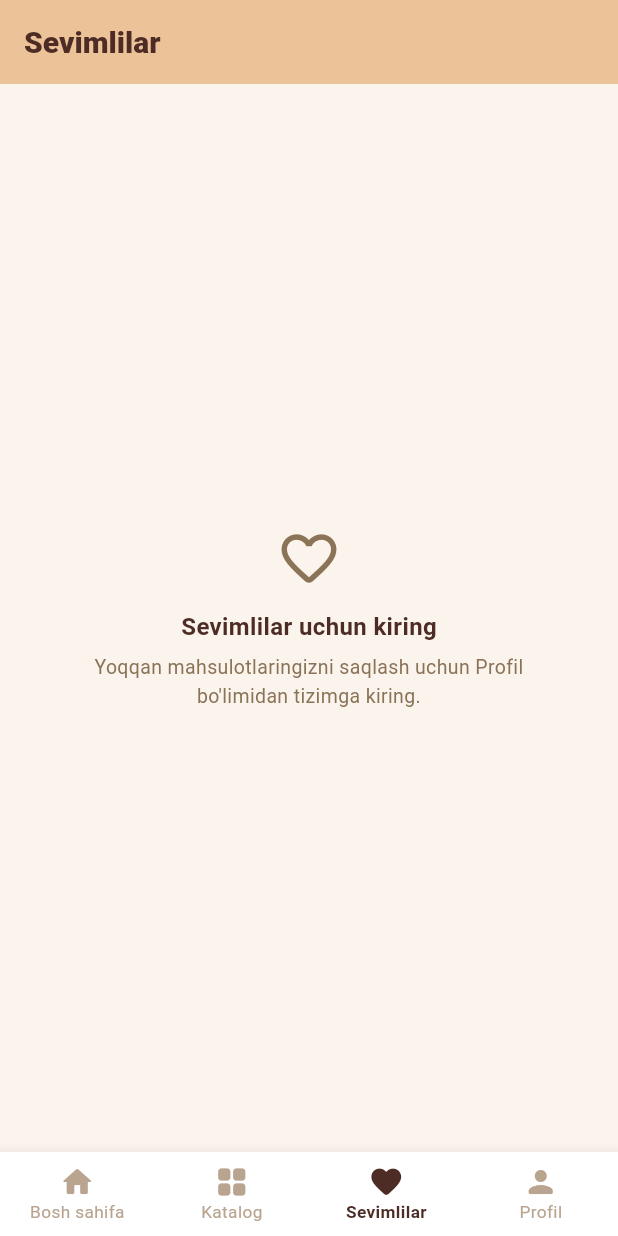
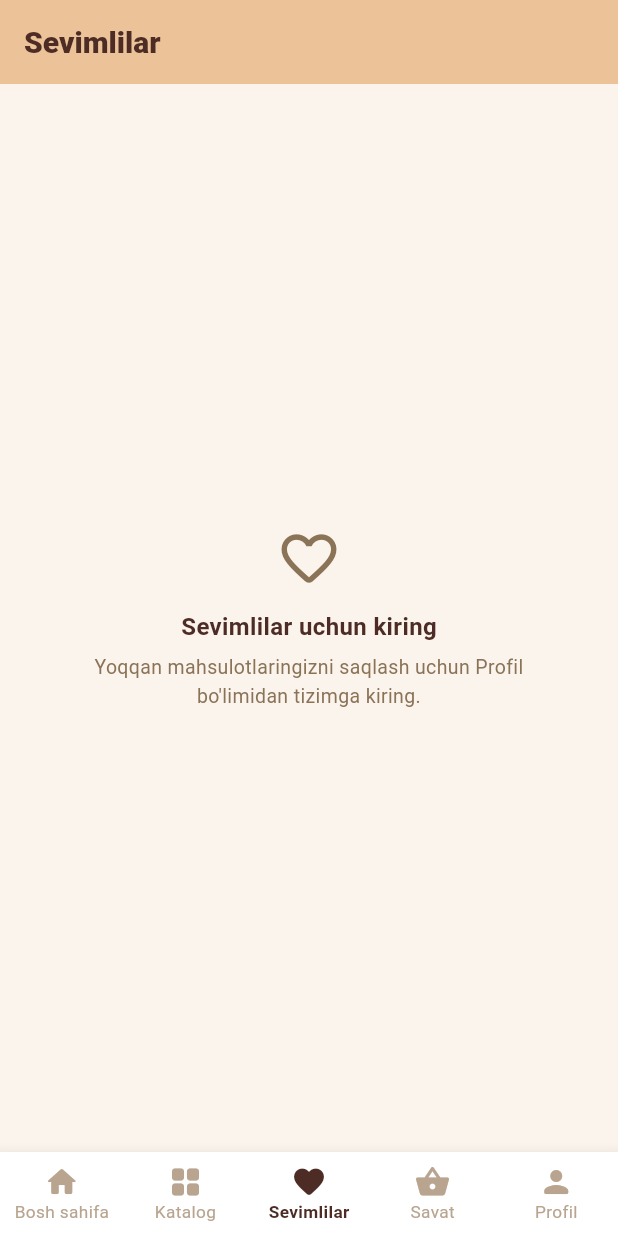
Before and after one commit to abdurasulx/MebelMiniapp, a Flutter app: the screen it shows after launch, item 3 of the bottom bar chosen, on a phone screen of 412 x 824 dp. Run offline on Flutter 3.47's test engine with Material 3 defaults, Android fonts, the phone set to English and light mode, and no system bars; our stand-ins replace geolocator, share_plus, shared_preferences; missing offline and left inert: model_viewer_plus; accounts and stored records are empty; network calls fail.

Commit message:
Add real cart/checkout flow and fix hidden like button on Android
The heart button was only rendered for authenticated users, so guests
browsing the public catalog couldn't find it at all — it now always
shows and routes to login on tap for guests.

Also adds a full cart: CartStore persists items locally (mirrors web
cart.js), a new "Savat" tab with a badge count, and checkout groups
items by company into separate real /orders/ requests (one order can
only belong to one company, matching backend and web behavior). This
supersedes the earlier "Android customers don't place orders" scope
decision per explicit request.

Co-Authored-By: Claude Sonnet 5 <noreply@anthropic.com>

```diff
--- /dev/null
+++ b/flutter_app/lib/cart_store.dart
@@ -0,0 +1,161 @@
+import 'dart:convert';
+import 'package:flutter/foundation.dart';
+import 'package:shared_preferences/shared_preferences.dart';
+import 'models.dart';
+
+/// Bitta savat elementi — checkout paytida backend `OrderCreateSerializer`ga
+/// mos formatda yuboriladi (web `cart.js` bilan bir xil naqsh: qurilmada
+/// saqlanadi, buyurtma berilgandagina serverga yuboriladi).
+class CartItem {
+  final String productId;
+  final String productName;
+  final String? imageUrl;
+  final String companyId;
+  final String companyName;
+  final String variantId;
+  final String variantName;
+  final double width;
+  final double height;
+  final double depth;
+  final double unitM3Price;
+  int qty;
+
+  CartItem({
+    required this.productId,
+    required this.productName,
+    this.imageUrl,
+    required this.companyId,
+    required this.companyName,
+    required this.variantId,
+    required this.variantName,
+    required this.width,
+    required this.height,
+    required this.depth,
+    required this.unitM3Price,
+    this.qty = 1,
+  });
+
+  double get subtotal => unitM3Price * width * height * depth * qty;
+
+  Map<String, dynamic> toJson() => {
+    'product_id': productId,
+    'product_name': productName,
+    'image_url': imageUrl,
+    'company_id': companyId,
+    'company_name': companyName,
+    'variant_id': variantId,
+    'variant_name': variantName,
+    'width': width,
+    'height': height,
+    'depth': depth,
+    'unit_m3_price': unitM3Price,
+    'qty': qty,
+  };
+
+  factory CartItem.fromJson(Map<String, dynamic> j) => CartItem(
+    productId: j['product_id'],
+    productName: j['product_name'],
+    imageUrl: j['image_url'],
+    companyId: j['company_id'],
+    companyName: j['company_name'],
+    variantId: j['variant_id'],
+    variantName: j['variant_name'],
+    width: (j['width'] as num).toDouble(),
+    height: (j['height'] as num).toDouble(),
+    depth: (j['depth'] as num).toDouble(),
+    unitM3Price: (j['unit_m3_price'] as num).toDouble(),
+    qty: j['qty'] ?? 1,
+  );
+}
+
+/// Savat — qurilmada saqlanadi (`shared_preferences`), buyurtma
+/// berilgandagina backend `Order` yaratiladi (`/orders/` — bitta buyurtmada
+/// faqat bitta kompaniya bo'lishi shart, shuning uchun checkout'da
+/// kompaniya bo'yicha guruhlab, har biriga alohida so'rov yuboriladi).
+class CartStore extends ChangeNotifier {
+  static const _prefKey = 'fp.cart';
+
+  List<CartItem> _items = [];
+  List<CartItem> get items => List.unmodifiable(_items);
+
+  int get count => _items.fold(0, (s, i) => s + i.qty);
+  double get total => _items.fold(0, (s, i) => s + i.subtotal);
+
+  Future<void> load() async {
+    final prefs = await SharedPreferences.getInstance();
+    final raw = prefs.getString(_prefKey);
+    if (raw == null) return;
+    try {
+      final list = jsonDecode(raw) as List;
+      _items = list
+          .map((e) => CartItem.fromJson(e as Map<String, dynamic>))
+          .toList();
+      notifyListeners();
+    } catch (_) {
+      // buzilgan mahalliy ma'lumot — e'tiborsiz qoldiriladi
+    }
+  }
+
+  Future<void> _persist() async {
+    final prefs = await SharedPreferences.getInstance();
+    await prefs.setString(
+      _prefKey,
+      jsonEncode(_items.map((i) => i.toJson()).toList()),
+    );
+  }
+
+  void addProduct(Product product, Variant variant, {int qty = 1}) {
+    final existing = _items.where(
+      (i) => i.productId == product.id && i.variantId == variant.id,
+    );
+    if (existing.isNotEmpty) {
+      existing.first.qty += qty;
+    } else {
+      _items.add(
+        CartItem(
+          productId: product.id,
+          productName: product.nameUz,
+          imageUrl: product.imageUrl,
+          companyId: product.company,
+          companyName: product.companyName,
+          variantId: variant.id,
+          variantName: variant.name,
+          width: variant.widthValue,
+          height: variant.heightValue,
+          depth: variant.depthValue,
+          unitM3Price: variant.basePriceValue,
+        ),
+      );
+    }
+    notifyListeners();
+    _persist();
+  }
+
+  void setQty(int index, int qty) {
+    _items[index].qty = qty < 1 ? 1 : qty;
+    notifyListeners();
+    _persist();
+  }
+
+  void removeAt(int index) {
+    _items.removeAt(index);
+    notifyListeners();
+    _persist();
+  }
+
+  void clear() {
+    _items = [];
+    notifyListeners();
+    _persist();
+  }
+
+  /// companyId bo'yicha guruhlangan elementlar — checkout paytida har biri
+  /// alohida `/orders/` so'roviga aylanadi.
+  Map<String, List<CartItem>> get byCompany {
+    final map = <String, List<CartItem>>{};
+    for (final i in _items) {
+      (map[i.companyId] ??= []).add(i);
+    }
+    return map;
+  }
+}
--- a/flutter_app/lib/main.dart
+++ b/flutter_app/lib/main.dart
@@ -1,6 +1,7 @@
 import 'package:flutter/material.dart';
 import 'package:provider/provider.dart';
 import 'auth_store.dart';
+import 'cart_store.dart';
 import 'likes_store.dart';
 import 'location_store.dart';
 import 'screens/root_screen.dart';
@@ -20,6 +21,7 @@ class _FurniturePlatformAppState extends State<FurniturePlatformApp> {
   final _auth = AuthStore();
   final _likes = LikesStore();
   final _location = LocationStore();
+  final _cart = CartStore();
   bool _ready = false;
 
   @override
@@ -30,6 +32,7 @@ class _FurniturePlatformAppState extends State<FurniturePlatformApp> {
       if (!_auth.isAuthenticated) _likes.clear();
     });
     _location.init();
+    _cart.load();
   }
 
   @override
@@ -39,6 +42,7 @@ class _FurniturePlatformAppState extends State<FurniturePlatformApp> {
         ChangeNotifierProvider.value(value: _auth),
         ChangeNotifierProvider.value(value: _likes),
         ChangeNotifierProvider.value(value: _location),
+        ChangeNotifierProvider.value(value: _cart),
       ],
       child: MaterialApp(
         title: 'Furniture Platform',
--- a/flutter_app/lib/models.dart
+++ b/flutter_app/lib/models.dart
@@ -57,6 +57,9 @@ class Variant {
   final String id;
   final String name;
   final String basePrice;
+  final String width;
+  final String height;
+  final String depth;
   final String? colorHex;
   final String? textureUrl;
 
@@ -64,16 +67,25 @@ class Variant {
     required this.id,
     required this.name,
     required this.basePrice,
+    this.width = '1',
+    this.height = '1',
+    this.depth = '1',
     this.colorHex,
     this.textureUrl,
   });
 
   double get basePriceValue => double.tryParse(basePrice) ?? 0;
+  double get widthValue => double.tryParse(width) ?? 1;
+  double get heightValue => double.tryParse(height) ?? 1;
+  double get depthValue => double.tryParse(depth) ?? 1;
 
   factory Variant.fromJson(Map<String, dynamic> j) => Variant(
     id: j['id'],
     name: j['name'],
     basePrice: j['base_price'].toString(),
+    width: (j['width'] ?? 1).toString(),
+    height: (j['height'] ?? 1).toString(),
+    depth: (j['depth'] ?? 1).toString(),
     colorHex: j['color_hex'],
     textureUrl: j['texture_url'],
   );
--- a/flutter_app/lib/screens/root_screen.dart
+++ b/flutter_app/lib/screens/root_screen.dart
@@ -1,6 +1,8 @@
 import 'package:flutter/material.dart';
 import 'package:provider/provider.dart';
 import '../auth_store.dart';
+import '../cart_store.dart';
+import 'cart_screen.dart';
 import 'catalog_screen.dart';
 import 'home_screen.dart';
 import 'likes_screen.dart';
@@ -8,8 +10,8 @@ import 'profile_screen.dart';
 import 'worker/worker_home_screen.dart';
 import 'worker/worker_orders_screen.dart';
 
-/// iOS'dagi `RootView` bilan **bir xil** tab tuzilishi: xaridor — Bosh sahifa /
-/// Katalog / Sevimlilar / Profil (buyurtmalar Profil ichida ko'rsatiladi);
+/// Xaridor — Bosh sahifa / Katalog / Sevimlilar / Savat / Profil (savat
+/// tabida checkout, buyurtma tarixi Profil ichida ko'rsatiladi);
 /// `appMode == worker` bo'lganda usta paneli tablariga almashadi.
 class RootScreen extends StatefulWidget {
   const RootScreen({super.key});
@@ -26,9 +28,17 @@ class _RootScreenState extends State<RootScreen> {
     final isWorker =
         auth.appMode == AppMode.worker && auth.user?.company != null;
 
+    final cartCount = context.watch<CartStore>().count;
+
     final tabs = isWorker
         ? const [WorkerHomeScreen(), WorkerOrdersScreen(), ProfileScreen()]
-        : const [HomeScreen(), CatalogScreen(), LikesScreen(), ProfileScreen()];
+        : const [
+            HomeScreen(),
+            CatalogScreen(),
+            LikesScreen(),
+            CartScreen(),
+            ProfileScreen(),
+          ];
 
     final items = isWorker
         ? const [
@@ -42,20 +52,28 @@ class _RootScreenState extends State<RootScreen> {
             ),
             BottomNavigationBarItem(icon: Icon(Icons.person), label: 'Profil'),
           ]
-        : const [
-            BottomNavigationBarItem(
+        : [
+            const BottomNavigationBarItem(
               icon: Icon(Icons.home_rounded),
               label: 'Bosh sahifa',
             ),
-            BottomNavigationBarItem(
+            const BottomNavigationBarItem(
               icon: Icon(Icons.grid_view_rounded),
               label: 'Katalog',
             ),
-            BottomNavigationBarItem(
+            const BottomNavigationBarItem(
               icon: Icon(Icons.favorite_rounded),
               label: 'Sevimlilar',
             ),
             BottomNavigationBarItem(
+              icon: Badge(
+                label: Text('$cartCount'),
+                isLabelVisible: cartCount > 0,
+                child: const Icon(Icons.shopping_basket_rounded),
+              ),
+              label: 'Savat',
+            ),
+            const BottomNavigationBarItem(
               icon: Icon(Icons.person_rounded),
               label: 'Profil',
             ),
```
Also changed, not shown: flutter_app/lib/screens/cart_screen.dart (added, +301 -0 lines), flutter_app/lib/screens/product_detail_screen.dart (+22 -0 lines), flutter_app/lib/widgets/like_button.dart (+10 -2 lines), 1 other file.
